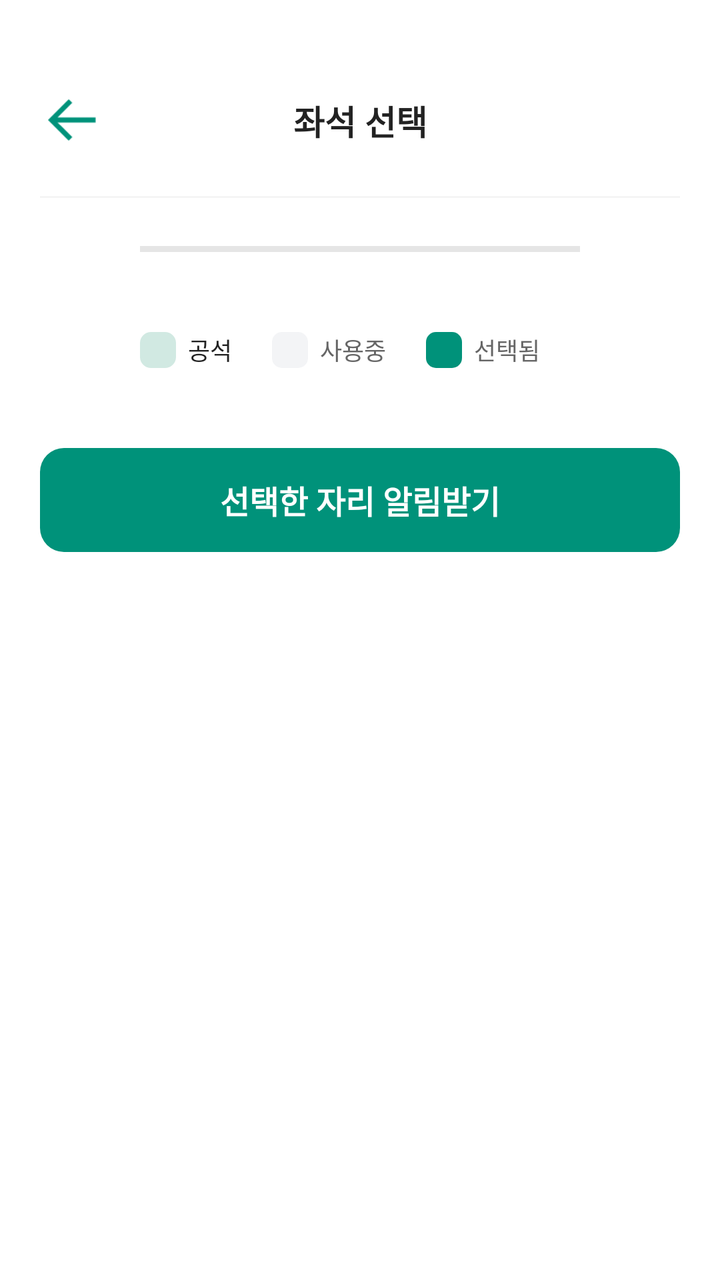
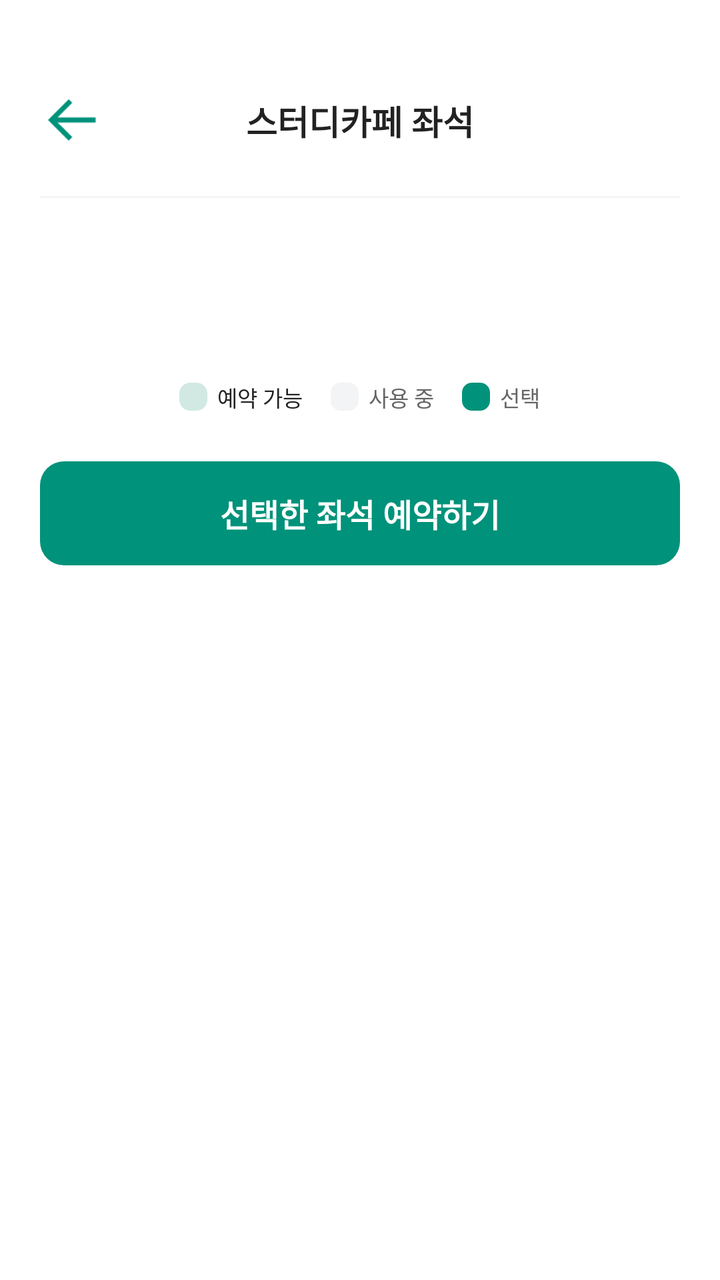

Before-and-after screenshots of an Android layout around one commit, followed by the original layout XML and the change that was made.
<!-- AndroidManifest.xml: application theme Theme.AndroidApp -->
<!-- res/layout/activity_study_room.xml -->
<?xml version="1.0" encoding="utf-8"?>
<ScrollView xmlns:android="http://schemas.android.com/apk/res/android"
    xmlns:app="http://schemas.android.com/apk/res-auto"
    android:layout_width="match_parent"
    android:layout_height="match_parent"
    android:background="@color/white">

    <LinearLayout
        android:layout_width="match_parent"
        android:layout_height="wrap_content"
        android:orientation="vertical"
        android:paddingTop="32dp">

        <androidx.constraintlayout.widget.ConstraintLayout
            android:layout_width="match_parent"
            android:layout_height="56dp">

            <ImageButton
                android:id="@+id/btnBack"
                android:layout_width="48dp"
                android:layout_height="48dp"
                android:layout_marginStart="12dp"
                android:background="?attr/selectableItemBackgroundBorderless"
                android:scaleType="fitCenter"
                android:padding="12dp"
                android:src="@drawable/back"
                app:layout_constraintBottom_toBottomOf="parent"
                app:layout_constraintStart_toStartOf="parent"
                app:layout_constraintTop_toTopOf="parent" />

            <TextView
                android:id="@+id/tvTitle"
                android:layout_width="wrap_content"
                android:layout_height="wrap_content"
                android:text="좌석 선택"
                android:textColor="#222222"
                android:textSize="17sp"
                android:textStyle="bold"
                app:layout_constraintBottom_toBottomOf="parent"
                app:layout_constraintEnd_toEndOf="parent"
                app:layout_constraintStart_toStartOf="parent"
                app:layout_constraintTop_toTopOf="parent" />
        </androidx.constraintlayout.widget.ConstraintLayout>

        <View
            android:layout_width="match_parent"
            android:layout_height="1dp"
            android:layout_marginHorizontal="20dp"
            android:layout_marginTop="10dp"
            android:layout_marginBottom="24dp"
            android:background="#F5F5F5" />

        <LinearLayout
            android:layout_width="match_parent"
            android:layout_height="wrap_content"
            android:orientation="vertical"
            android:gravity="center"
            android:layout_marginBottom="8dp">
            <View
                android:layout_width="220dp"
                android:layout_height="3dp"
                android:background="#E5E5E5" />
        </LinearLayout>

        <androidx.recyclerview.widget.RecyclerView
            android:id="@+id/rvSeats"
            android:layout_width="match_parent"
            android:layout_height="wrap_content"
            android:layout_marginHorizontal="16dp"
            android:layout_marginTop="12dp"
            android:nestedScrollingEnabled="false" />

        <LinearLayout
            android:layout_width="match_parent"
            android:layout_height="wrap_content"
            android:layout_marginTop="20dp"
            android:gravity="center"
            android:orientation="horizontal">

            <View
                android:layout_width="18dp"
                android:layout_height="18dp"
                android:background="@drawable/bg_legend_rect_outline"
                android:backgroundTint="#D1E9E2" />
            <TextView
                android:layout_width="wrap_content"
                android:layout_height="wrap_content"
                android:layout_marginStart="6dp"
                android:layout_marginEnd="20dp"
                android:text="공석"
                android:textSize="12sp"
                android:textColor="#222222" />

            <View
                android:layout_width="18dp"
                android:layout_height="18dp"
                android:background="@drawable/bg_legend_rect_filled"
                android:backgroundTint="#F3F4F6" />
            <TextView
                android:layout_width="wrap_content"
                android:layout_height="wrap_content"
                android:layout_marginStart="6dp"
                android:layout_marginEnd="20dp"
                android:text="사용중"
                android:textSize="12sp"
                android:textColor="#666666" />

            <View
                android:layout_width="18dp"
                android:layout_height="18dp"
                android:background="@drawable/bg_legend_rect_filled"
                android:backgroundTint="#00927A" />
            <TextView
                android:layout_width="wrap_content"
                android:layout_height="wrap_content"
                android:layout_marginStart="6dp"
                android:layout_marginEnd="20dp"
                android:text="선택됨"
                android:textSize="12sp"
                android:textColor="#666666" />
        </LinearLayout>

        <LinearLayout
            android:id="@+id/btnRegister"
            android:layout_width="match_parent"
            android:layout_height="52dp"
            android:layout_marginHorizontal="20dp"
            android:layout_marginTop="40dp"
            android:layout_marginBottom="32dp"
            android:background="@drawable/bg_primary_button"
            android:backgroundTint="#00927A"
            android:gravity="center"
            android:orientation="vertical"
            android:clickable="true"
            android:focusable="true"
            android:foreground="?attr/selectableItemBackground">

            <TextView
                android:layout_width="wrap_content"
                android:layout_height="wrap_content"
                android:text="선택한 자리 알림받기"
                android:textColor="@color/white"
                android:textSize="16sp"
                android:textStyle="bold" />
        </LinearLayout>
    </LinearLayout>
</ScrollView>
<!-- resources referenced by this layout -->
<resources>
  <color name="white">#FFFFFFFF</color>
  <!-- drawable back: png bitmap (drawable, 571 bytes) -->
  <!-- drawable bg_legend_rect_filled (drawable) -->
  <?xml version="1.0" encoding="utf-8"?>
  <shape xmlns:android="http://schemas.android.com/apk/res/android"
      android:shape="rectangle">
      <solid android:color="@color/white" />
      <corners android:radius="5dp" />
  </shape>
  <!-- drawable bg_legend_rect_outline (drawable) -->
  <shape xmlns:android="http://schemas.android.com/apk/res/android"
      android:shape="rectangle">
      <stroke
          android:width="1dp"
          android:color="#D1E9E2" />
      <solid android:color="@color/white" />
      <corners android:radius="5dp" />
  </shape>
  <!-- drawable bg_primary_button (drawable) -->
  <?xml version="1.0" encoding="utf-8"?>
  <shape xmlns:android="http://schemas.android.com/apk/res/android"
      android:shape="rectangle">
      <solid android:color="@color/jari_green" />
      <corners android:radius="12dp" />
  </shape>
  <style name="Theme.AndroidApp" parent="Base.Theme.AndroidApp" />
  <color name="jari_green">#FF00927A</color>
  <style name="Base.Theme.AndroidApp" parent="Theme.Material3.Light.NoActionBar">
          <item name="colorPrimary">@color/jari_green</item>
          <item name="colorOnPrimary">@color/white</item>
          <item name="colorSecondary">@color/jari_green_dark</item>
          <item name="android:statusBarColor">@color/white</item>
          <item name="android:windowLightStatusBar" tools:targetApi="m">true</item>
      </style>
  <color name="jari_green_dark">#FF007566</color>
</resources>

<!-- the commit's change to res/layout/activity_study_room.xml (unified diff, before → after) -->
@@ -3,7 +3,8 @@
     xmlns:app="http://schemas.android.com/apk/res-auto"
     android:layout_width="match_parent"
     android:layout_height="match_parent"
-    android:background="@color/white">
+    android:background="@color/white"
+    android:fillViewport="true">
 
     <LinearLayout
         android:layout_width="match_parent"
@@ -21,8 +22,8 @@
                 android:layout_height="48dp"
                 android:layout_marginStart="12dp"
                 android:background="?attr/selectableItemBackgroundBorderless"
+                android:padding="12dp"
                 android:scaleType="fitCenter"
-                android:padding="12dp"
                 android:src="@drawable/back"
                 app:layout_constraintBottom_toBottomOf="parent"
                 app:layout_constraintStart_toStartOf="parent"
@@ -32,7 +33,7 @@
                 android:id="@+id/tvTitle"
                 android:layout_width="wrap_content"
                 android:layout_height="wrap_content"
-                android:text="좌석 선택"
+                android:text="스터디카페 좌석"
                 android:textColor="#222222"
                 android:textSize="17sp"
                 android:textStyle="bold"
@@ -47,77 +48,98 @@
             android:layout_height="1dp"
             android:layout_marginHorizontal="20dp"
             android:layout_marginTop="10dp"
-            android:layout_marginBottom="24dp"
+            android:layout_marginBottom="18dp"
             android:background="#F5F5F5" />
 
         <LinearLayout
             android:layout_width="match_parent"
             android:layout_height="wrap_content"
-            android:orientation="vertical"
-            android:gravity="center"
-            android:layout_marginBottom="8dp">
-            <View
-                android:layout_width="220dp"
-                android:layout_height="3dp"
-                android:background="#E5E5E5" />
+            android:layout_marginHorizontal="20dp"
+            android:orientation="vertical">
+
+            <TextView
+                android:id="@+id/tvSelectedSeatInfo"
+                android:layout_width="match_parent"
+                android:layout_height="wrap_content"
+                android:textColor="@color/text_primary"
+                android:textSize="14sp"
+                android:textStyle="bold" />
+
+            <TextView
+                android:id="@+id/tvSelectedActionInfo"
+                android:layout_width="match_parent"
+                android:layout_height="wrap_content"
+                android:layout_marginTop="4dp"
+                android:textColor="@color/text_secondary"
+                android:textSize="12sp" />
         </LinearLayout>
 
-        <androidx.recyclerview.widget.RecyclerView
-            android:id="@+id/rvSeats"
+        <HorizontalScrollView
+            android:id="@+id/hsvSeatMap"
             android:layout_width="match_parent"
             android:layout_height="wrap_content"
-            android:layout_marginHorizontal="16dp"
-            android:layout_marginTop="12dp"
-            android:nestedScrollingEnabled="false" />
+            android:layout_marginTop="16dp"
+            android:clipToPadding="false"
+            android:paddingHorizontal="16dp"
+            android:scrollbars="horizontal">
+
+            <androidx.recyclerview.widget.RecyclerView
+                android:id="@+id/rvSeats"
+                android:layout_width="1116dp"
+                android:layout_height="wrap_content"
+                android:nestedScrollingEnabled="false" />
+        </HorizontalScrollView>
 
         <LinearLayout
             android:layout_width="match_parent"
             android:layout_height="wrap_content"
-            android:layout_marginTop="20dp"
+            android:layout_marginTop="18dp"
             android:gravity="center"
             android:orientation="horizontal">
 
             <View
-                android:layout_width="18dp"
-                android:layout_height="18dp"
+                android:layout_width="14dp"
+                android:layout_height="14dp"
                 android:background="@drawable/bg_legend_rect_outline"
                 android:backgroundTint="#D1E9E2" />
+
             <TextView
                 android:layout_width="wrap_content"
                 android:layout_height="wrap_content"
-                android:layout_marginStart="6dp"
-                android:layout_marginEnd="20dp"
-                android:text="공석"
-                android:textSize="12sp"
-                android:textColor="#222222" />
+                android:layout_marginStart="5dp"
+                android:layout_marginEnd="14dp"
+                android:text="예약 가능"
+                android:textColor="#222222"
+                android:textSize="11sp" />
 
             <View
-                android:layout_width="18dp"
-                android:layout_height="18dp"
+                android:layout_width="14dp"
+                android:layout_height="14dp"
                 android:background="@drawable/bg_legend_rect_filled"
                 android:backgroundTint="#F3F4F6" />
+
             <TextView
                 android:layout_width="wrap_content"
                 android:layout_height="wrap_content"
-                android:layout_marginStart="6dp"
-                android:layout_marginEnd="20dp"
-                android:text="사용중"
-                android:textSize="12sp"
-                android:textColor="#666666" />
+                android:layout_marginStart="5dp"
+                android:layout_marginEnd="14dp"
+                android:text="사용 중"
+                android:textColor="#666666"
+                android:textSize="11sp" />
 
             <View
-                android:layout_width="18dp"
-                android:layout_height="18dp"
+                android:layout_width="14dp"
+                android:layout_height="14dp"
                 android:background="@drawable/bg_legend_rect_filled"
                 android:backgroundTint="#00927A" />
+
             <TextView
                 android:layout_width="wrap_content"
                 android:layout_height="wrap_content"
-                android:layout_marginStart="6dp"
-                android:layout_marginEnd="20dp"
-                android:text="선택됨"
-                android:textSize="12sp"
-                android:textColor="#666666" />
+                android:layout_marginStart="5dp"
+                android:text="선택"
+                android:textColor="#666666"
+                android:textSize="11sp" />
         </LinearLayout>
 
         <LinearLayout
@@ -125,20 +147,21 @@
             android:layout_width="match_parent"
             android:layout_height="52dp"
             android:layout_marginHorizontal="20dp"
-            android:layout_marginTop="40dp"
+            android:layout_marginTop="24dp"
             android:layout_marginBottom="32dp"
             android:background="@drawable/bg_primary_button"
             android:backgroundTint="#00927A"
-            android:gravity="center"
-            android:orientation="vertical"
             android:clickable="true"
             android:focusable="true"
-            android:foreground="?attr/selectableItemBackground">
+            android:foreground="?attr/selectableItemBackground"
+            android:gravity="center"
+            android:orientation="vertical">
 
             <TextView
+                android:id="@+id/tvRegisterText"
                 android:layout_width="wrap_content"
                 android:layout_height="wrap_content"
-                android:text="선택한 자리 알림받기"
+                android:text="선택한 좌석 예약하기"
                 android:textColor="@color/white"
                 android:textSize="16sp"
                 android:textStyle="bold" />
<!-- resource entries referenced after the edit -->
@@ -1,5 +1,7 @@
 <!-- resources referenced by this layout -->
 <resources>
+  <color name="text_primary">#FF111827</color>
+  <color name="text_secondary">#FF6B7280</color>
   <color name="white">#FFFFFFFF</color>
   <!-- drawable back: png bitmap (drawable, 571 bytes) -->
   <!-- drawable bg_legend_rect_filled (drawable) -->
